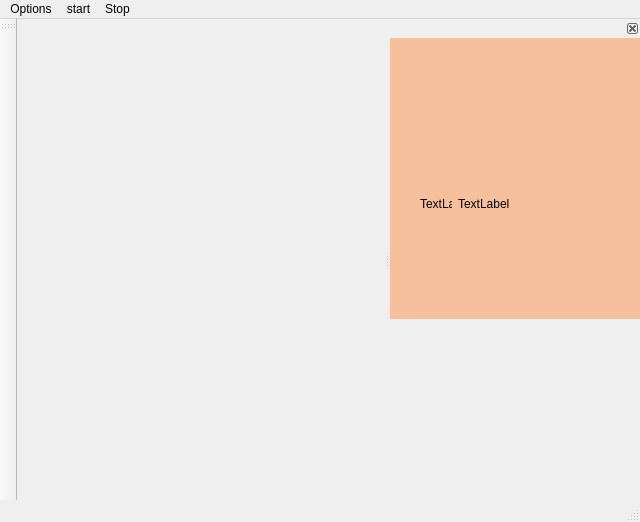
First picture: the form in mainwindow.ui, repository cuby-tec/qt_thermo, before the edit.
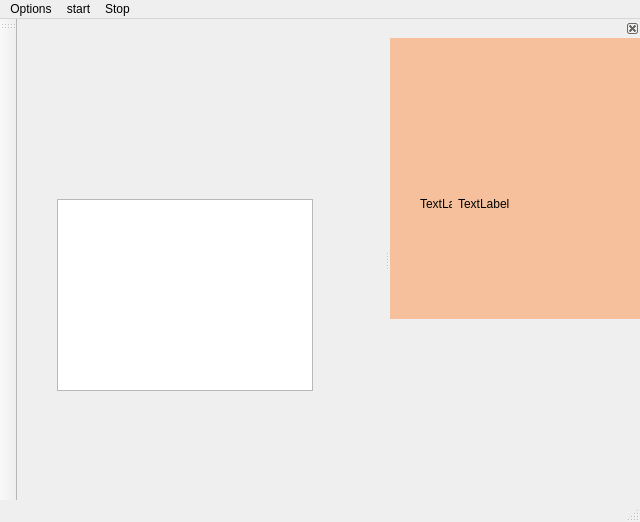
Second picture: the form after the edit. Custom widgets are drawn as their Qt base class.

```diff
--- a/mainwindow.ui
+++ b/mainwindow.ui
@@ -38,6 +38,22 @@
    <property name="focusPolicy">
     <enum>Qt::ClickFocus</enum>
    </property>
+   <widget class="QGraphicsView" name="graphicsView">
+    <property name="geometry">
+     <rect>
+      <x>40</x>
+      <y>180</y>
+      <width>256</width>
+      <height>192</height>
+     </rect>
+    </property>
+    <property name="sizePolicy">
+     <sizepolicy hsizetype="Expanding" vsizetype="Expanding">
+      <horstretch>2</horstretch>
+      <verstretch>2</verstretch>
+     </sizepolicy>
+    </property>
+   </widget>
   </widget>
   <widget class="QMenuBar" name="menuBar">
    <property name="geometry">
```
Left out of the diff: 2 changed lines with no effect on the pictures.
